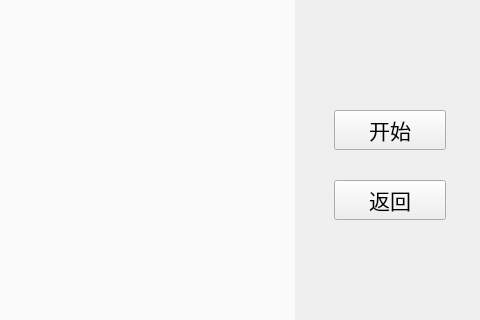
Old version of the form PCBDetect/DetectUI.ui in the repository wenyuexin/PCBDetect; both pictures show x 886 to 1366 and y 240 to 560 of the 1366 by 768 pixel window.
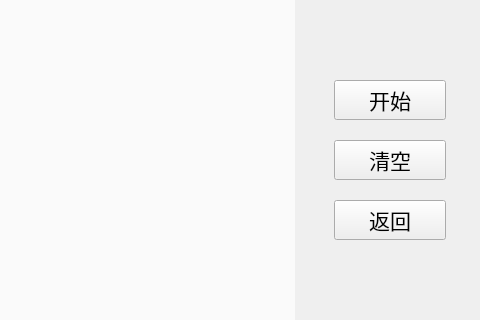
New version of the form. Icons and pictures are not drawn.

What changed in the file:
```diff
--- a/PCBDetect/DetectUI.ui
+++ b/PCBDetect/DetectUI.ui
@@ -147,7 +147,7 @@
    <property name="geometry">
     <rect>
      <x>1220</x>
-     <y>350</y>
+     <y>320</y>
      <width>112</width>
      <height>40</height>
     </rect>
@@ -174,7 +174,7 @@
    <property name="geometry">
     <rect>
      <x>1220</x>
-     <y>420</y>
+     <y>440</y>
      <width>112</width>
      <height>40</height>
     </rect>
@@ -321,6 +321,30 @@
     </item>
    </layout>
   </widget>
+  <widget class="QPushButton" name="pushButton_clear">
+   <property name="geometry">
+    <rect>
+     <x>1220</x>
+     <y>380</y>
+     <width>112</width>
+     <height>40</height>
+    </rect>
+   </property>
+   <property name="sizePolicy">
+    <sizepolicy hsizetype="Fixed" vsizetype="Fixed">
+     <horstretch>0</horstretch>
+     <verstretch>0</verstretch>
+    </sizepolicy>
+   </property>
+   <property name="font">
+    <font>
+     <pointsize>16</pointsize>
+    </font>
+   </property>
+   <property name="text">
+    <string>清空</string>
+   </property>
+  </widget>
   <zorder>layoutWidget</zorder>
   <zorder>label_3</zorder>
   <zorder>label_title</zorder>
```
Left out of the diff: 1 changed line with no effect on the pictures.
